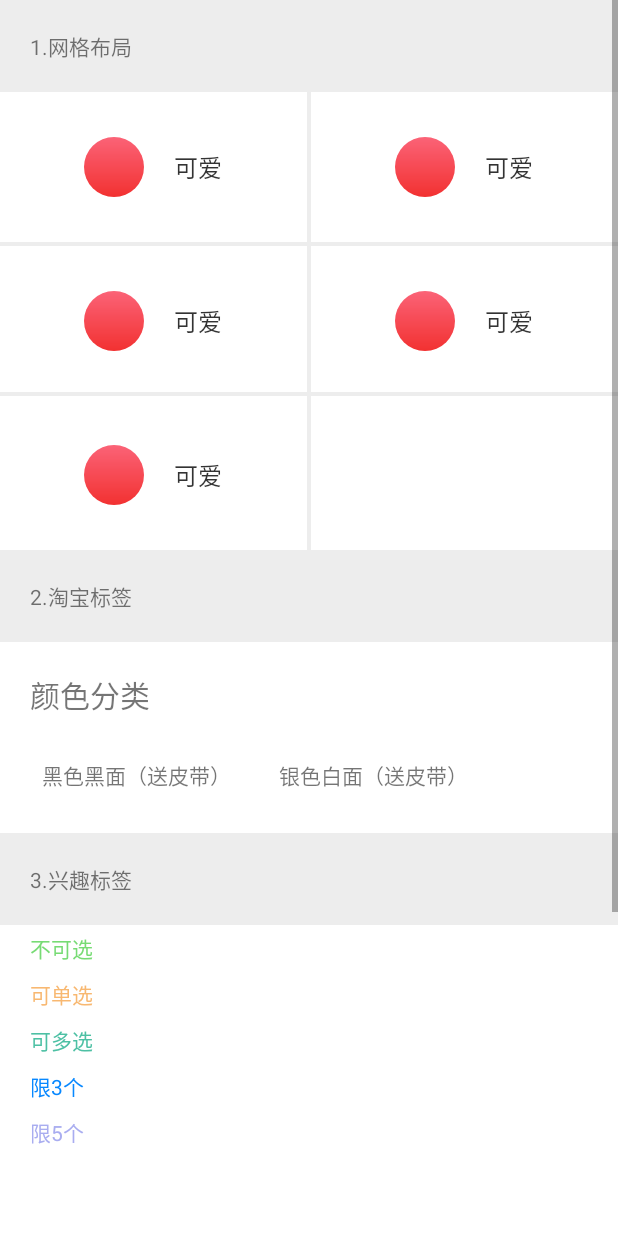
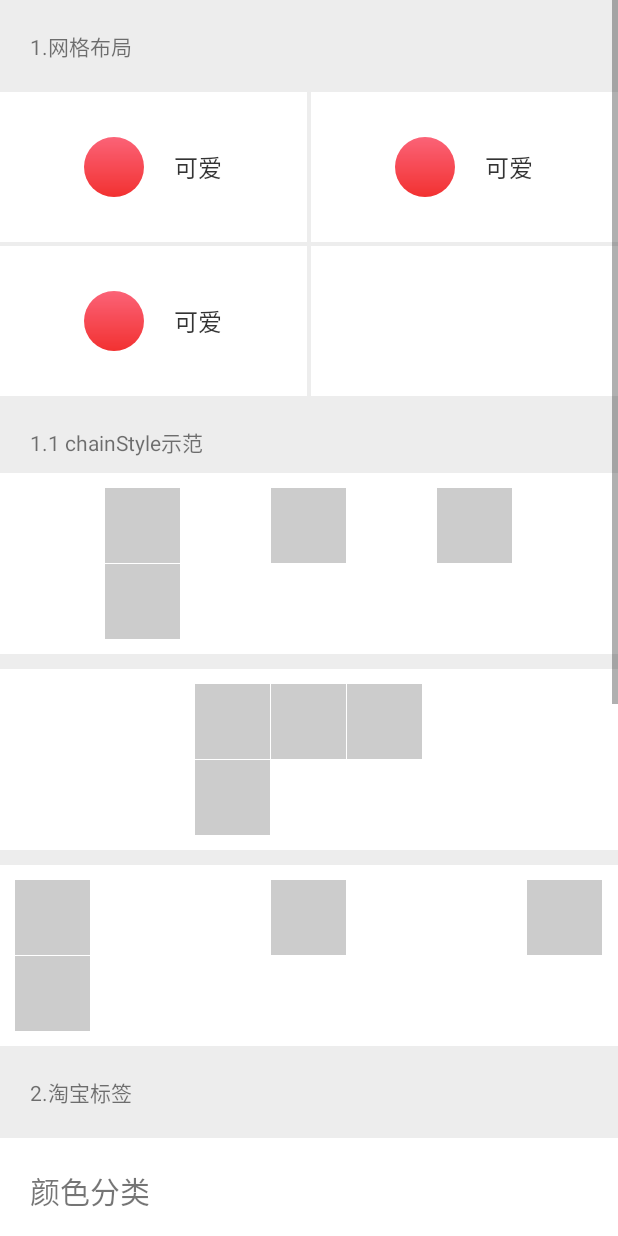
Before and after one commit to guuguo/flowLayout, an Android app: the layout activity_main.xml on its own in the app's theme, with its tools: preview values and no code run, on a phone screen of 412 x 824 dp. Run offline under Robolectric (Android 15) with nearby library versions, the phone set to English and light mode, and no system bars; plain views replace DividerLinearLayout, RoundTextView.

Commit message:
FlowLayout新增chainStyle 属性，可以配置网格模式时候的对齐方式

```diff
--- a/demo/src/main/res/layout/activity_main.xml
+++ b/demo/src/main/res/layout/activity_main.xml
@@ -47,24 +47,6 @@
                     android:textSize="16sp" />
             </LinearLayout>
 
-            <LinearLayout
-                android:layout_width="match_parent"
-                android:layout_height="100dp"
-                android:gravity="center">
-
-                <TextView
-                    android:layout_width="40dp"
-                    android:layout_height="40dp"
-                    android:background="@drawable/bg_round_item" />
-
-                <TextView
-                    android:layout_width="wrap_content"
-                    android:layout_height="wrap_content"
-                    android:layout_marginLeft="20dp"
-                    android:text="可爱"
-                    android:textColor="@color/black80"
-                    android:textSize="16sp" />
-            </LinearLayout>
 
             <LinearLayout
                 android:layout_width="match_parent"
@@ -107,7 +89,8 @@
             <LinearLayout
                 android:layout_width="match_parent"
                 android:layout_height="100dp"
-                android:gravity="center">
+                android:gravity="center"
+                android:visibility="gone">
 
                 <TextView
                     android:layout_width="40dp"
@@ -122,26 +105,105 @@
                     android:textColor="@color/black80"
                     android:textSize="16sp" />
             </LinearLayout>
+        </top.guuguo.flowlayout.FlowLayout>
+        <TextView
+            android:layout_width="wrap_content"
+            android:layout_height="wrap_content"
+            android:layout_marginLeft="20dp"
+            android:layout_marginTop="20dp"
+            android:text="1.1 chainStyle示范" />
 
-            <LinearLayout
-                android:layout_width="match_parent"
-                android:layout_height="100dp"
-                android:visibility="gone"
-                android:gravity="center">
+        <top.guuguo.flowlayout.FlowLayout
+            android:layout_width="wrap_content"
+            android:layout_height="wrap_content"
+            android:layout_marginTop="10dp"
+            android:background="@color/white"
+            android:padding="10dp"
+            app:chainStyle="spread"
+            app:columnNumbers="3"
+            app:divideSpace="1dp">
 
-                <TextView
-                    android:layout_width="40dp"
-                    android:layout_height="40dp"
-                    android:background="@drawable/bg_round_item" />
+            <View
+                android:layout_width="50dp"
+                android:layout_height="50dp"
+                android:background="@color/black20" />
 
-                <TextView
-                    android:layout_width="wrap_content"
-                    android:layout_height="wrap_content"
-                    android:layout_marginLeft="20dp"
-                    android:text="可爱"
-                    android:textColor="@color/black80"
-                    android:textSize="16sp" />
-            </LinearLayout>
+            <View
+                android:layout_width="50dp"
+                android:layout_height="50dp"
+                android:background="@color/black20" />
+
+            <View
+                android:layout_width="50dp"
+                android:layout_height="50dp"
+                android:background="@color/black20" />
+
+            <View
+                android:layout_width="50dp"
+                android:layout_height="50dp"
+                android:background="@color/black20" />
+        </top.guuguo.flowlayout.FlowLayout>
+
+        <top.guuguo.flowlayout.FlowLayout
+            android:layout_width="wrap_content"
+            android:layout_height="wrap_content"
+            android:layout_marginTop="10dp"
+            android:background="@color/white"
+            android:padding="10dp"
+            app:chainStyle="packed"
+            app:columnNumbers="3"
+            app:divideSpace="1dp">
+
+            <View
+                android:layout_width="50dp"
+                android:layout_height="50dp"
+                android:background="@color/black20" />
+
+            <View
+                android:layout_width="50dp"
+                android:layout_height="50dp"
+                android:background="@color/black20" />
+
+            <View
+                android:layout_width="50dp"
+                android:layout_height="50dp"
+                android:background="@color/black20" />
+
+            <View
+                android:layout_width="50dp"
+                android:layout_height="50dp"
+                android:background="@color/black20" />
+        </top.guuguo.flowlayout.FlowLayout>
+
+        <top.guuguo.flowlayout.FlowLayout
+            android:layout_width="wrap_content"
+            android:layout_height="wrap_content"
+            android:layout_marginTop="10dp"
+            android:background="@color/white"
+            android:padding="10dp"
+            app:chainStyle="spreadInside"
+            app:columnNumbers="3"
+            app:divideSpace="1dp">
+
+            <View
+                android:layout_width="50dp"
+                android:layout_height="50dp"
+                android:background="@color/black20" />
+
+            <View
+                android:layout_width="50dp"
+                android:layout_height="50dp"
+                android:background="@color/black20" />
+
+            <View
+                android:layout_width="50dp"
+                android:layout_height="50dp"
+                android:background="@color/black20" />
+
+            <View
+                android:layout_width="50dp"
+                android:layout_height="50dp"
+                android:background="@color/black20" />
         </top.guuguo.flowlayout.FlowLayout>
 
         <TextView
@@ -168,9 +230,9 @@
             <top.guuguo.flowlayout.FlowLayout
                 android:layout_width="match_parent"
                 android:layout_height="wrap_content"
-                android:layout_marginBottom="20dp"
                 android:layout_marginLeft="20dp"
                 android:layout_marginRight="20dp"
+                android:layout_marginBottom="20dp"
                 android:background="@color/white"
                 app:divideSpace="16dp"
                 app:dividerColor="#ededed">
@@ -179,8 +241,8 @@
                     android:layout_width="wrap_content"
                     android:layout_height="wrap_content"
                     android:padding="8dp"
+                    android:text="银色黑面（送皮带）"
                     android:visibility="gone"
-                    android:text="银色黑面（送皮带）"
                     app:rv_backgroundColor="#f5f5f5"
                     app:rv_cornerRadius="10dp" />
 
--- a/lib/build.gradle
+++ b/lib/build.gradle
@@ -2,7 +2,6 @@ apply plugin: 'com.android.library'
 
 android {
     compileSdkVersion 27
-    buildToolsVersion "27.0.3"
 
     defaultConfig {
         minSdkVersion 16
@@ -22,7 +21,6 @@ android {
 }
 
 dependencies {
-    ext.support_vesion = "27.1.0"
-    compile "com.android.support:design:$support_vesion"
-    testCompile 'junit:junit:4.12'
+    ext.support_vesion = "27.1.1"
+    api "com.android.support:design:$support_vesion"
 }
--- a/lib/src/main/java/top/guuguo/flowlayout/FlowLayout.java
+++ b/lib/src/main/java/top/guuguo/flowlayout/FlowLayout.java
@@ -52,18 +52,6 @@ public class FlowLayout extends ViewGroup {
      */
     private boolean mIsGridMode;
     /**
-     * 是否设置了分割线
-     */
-    private boolean mIsCutLine;
-    /**
-     * 记录分割线的宽度
-     */
-    private float mCutLineWidth;
-    /**
-     * 记录分割线的颜色
-     */
-    private int mCutLineColor;
-    /**
      * 是否每行居中处理
      */
     private int mLineAlign = LineAlignLeft;
@@ -72,6 +60,14 @@ public class FlowLayout extends ViewGroup {
      * 行数
      */
     private int mRowNumbers;
+    /**
+     * Grid 模式，chain Style
+     */
+    private int mChainStyle = ChainStyleSpreadInside;
+
+    public static final int ChainStyleSpread = 0;
+    public static final int ChainStylePacked = 1;
+    public static final int ChainStyleSpreadInside = 2;
 
     public static final int LineAlignLeft = 0;
     public static final int LineAlignCenter = 1;
@@ -121,10 +117,10 @@ public class FlowLayout extends ViewGroup {
         setDividerColor(ta.getColor(R.styleable.FlowLayout_dividerColor, Integer.MAX_VALUE));
         setDividerSpace((int) ta.getDimension(R.styleable.FlowLayout_divideSpace, 0));
         mColumnNumbers = ta.getInteger(R.styleable.FlowLayout_columnNumbers, 0);
-        mRowNumbers = ta.getInteger(R.styleable.FlowLayout_rowNumbers, 0);
+        mRowNumbers = ta.getInteger(R.styleable.FlowLayout_rowNumbers, mLineAlign);
         mLineAlign = ta.getInteger(R.styleable.FlowLayout_lineAlign, 0);
         mCheckType = ta.getInteger(R.styleable.FlowLayout_checkType, FlowAdapter.CHECK_TYPE_NONE);
-
+        mChainStyle = ta.getInteger(R.styleable.FlowLayout_chainStyle, mChainStyle);
         if (mColumnNumbers != 0) {
             mIsGridMode = true;
         }
@@ -177,7 +173,7 @@ public class FlowLayout extends ViewGroup {
             final View child = getChildAt(i);
             if (child.getVisibility() != GONE) {
                 MarginLayoutParams lp = (MarginLayoutParams) child.getLayoutParams();
-                if (mAllViews.get(line).size() >= mColumnNumbers) {
+                if (mAllViews.get(line).size() >= mColumnNumbers) { //如果上一行已满  开始下一行
                     maxHeight += maxChildHeight;
                     maxChildHeight = 0;
                     mAllViews.add(new ArrayList<View>());
@@ -214,12 +210,24 @@ public class FlowLayout extends ViewGroup {
                     final View child = mAllViews.get(i).get(j);
                     if (child != null) {
                         MarginLayoutParams lp = (MarginLayoutParams) child.getLayoutParams();
+                        //子元素最大可能占位宽度
                         int stayMaxWidth = widthGridChildAv - lp.leftMargin - lp.rightMargin;
-                        int centerHorizonSpace = 0;
-                        if (stayMaxWidth > child.getMeasuredWidth())
-                            centerHorizonSpace = (stayMaxWidth - child.getWidth()) / 2;
-                        int childLeft = getPaddingLeft() + j * (widthGridChildAv + mDividerSpace) + lp.leftMargin + centerHorizonSpace;
+                        int childLeft = 0;
 
+                        if (stayMaxWidth > child.getMeasuredWidth()) {
+                            if (mChainStyle == ChainStyleSpread) {
+                                int extent = (stayMaxWidth - child.getMeasuredWidth()) * mColumnNumbers / (mColumnNumbers + 1);
+                                childLeft = getPaddingLeft() + j * (extent + child.getMeasuredWidth() + mDividerSpace) + lp.leftMargin + extent;
+                            } else if (mChainStyle == ChainStylePacked) {
+                                int extent = (stayMaxWidth - child.getMeasuredWidth()) * mColumnNumbers / 2;
+                                childLeft = getPaddingLeft() + j * (child.getMeasuredWidth() + mDividerSpace) + lp.leftMargin + extent;
+                            } else if (mChainStyle == ChainStyleSpreadInside) {
+                                int extent = (stayMaxWidth - child.getMeasuredWidth()) * mColumnNumbers / (mColumnNumbers - 1);
+                                childLeft = getPaddingLeft() + j * (extent + child.getMeasuredWidth() + mDividerSpace) + lp.leftMargin ;
+                            }
+                        } else {
+                            childLeft = getPaddingLeft() + j * (widthGridChildAv + mDividerSpace) + lp.leftMargin;
+                        }
                         if (isHeightAvg) {
                             int stayMaxHeight = heightGridChildAv - lp.topMargin - lp.bottomMargin;
                             int centerVerticalSpace = 0;
--- a/lib/src/main/res/values/flowlayout_attr.xml
+++ b/lib/src/main/res/values/flowlayout_attr.xml
@@ -10,6 +10,11 @@
             <enum name="center" value="1" />
             <enum name="right" value="2" />
         </attr>
+        <attr name="chainStyle" format="enum">
+            <enum name="spread" value="0" />
+            <enum name="packed" value="1" />
+            <enum name="spreadInside" value="2" />
+        </attr>
         <attr name="checkType" format="enum">
             <enum name="none" value="-1" />
             <enum name="multi" value="0" />
```
Also changed, not shown: build.gradle (+5 -7 lines), demo/build.gradle (+5 -10 lines), gradle/wrapper/gradle-wrapper.properties.
